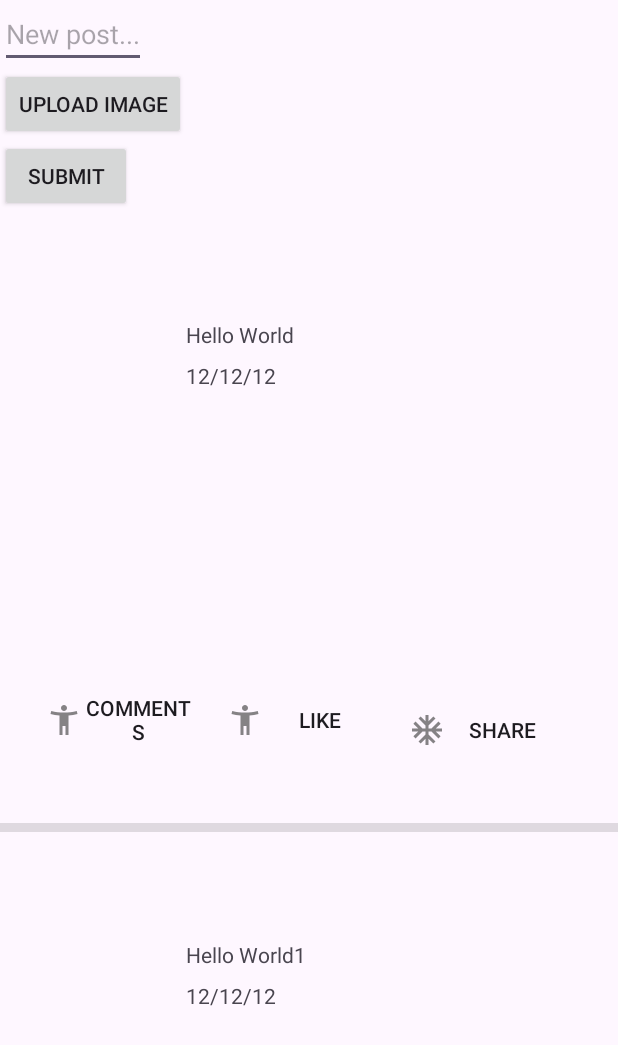
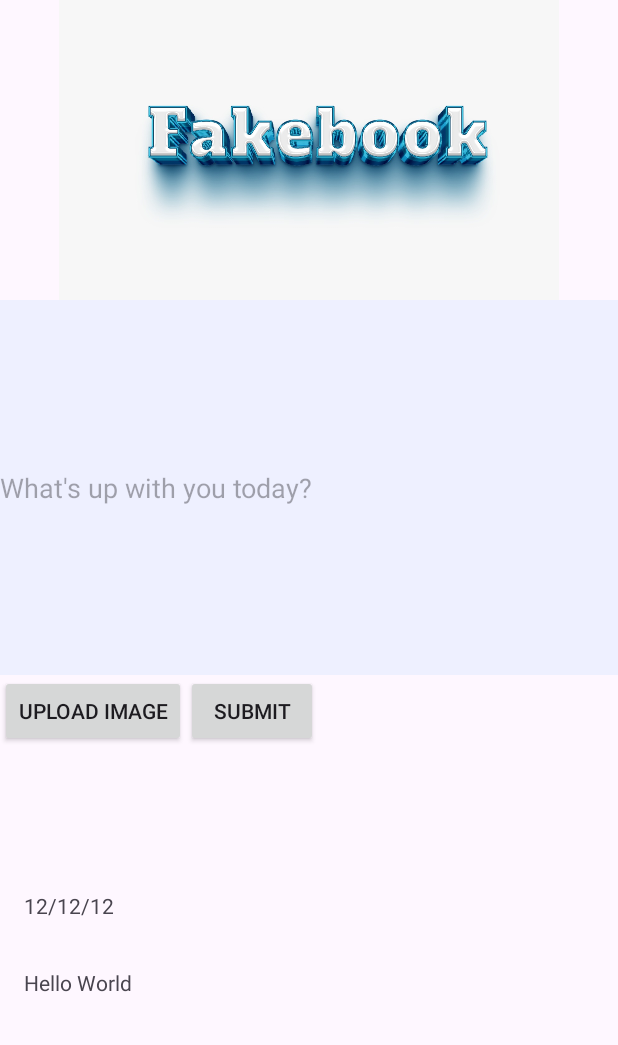
Before and after one commit to yuvalbarak8/Feed, an Android app: the screen it shows after launch (MainActivity), on a phone screen of 412 x 824 dp. Shown: the top 1045 px of the screen. Run offline under Robolectric (Android 15) with nearby library versions, the phone set to English and light mode, and no system bars.

Commit message:
fix comment problem and style

```diff
--- a/app/src/main/java/com/example/fakebook/FeedAdapter.java
+++ b/app/src/main/java/com/example/fakebook/FeedAdapter.java
@@ -1,15 +1,17 @@
 package com.example.fakebook;
-
-import static androidx.core.content.ContextCompat.startActivity;
 
 import android.app.Activity;
 import android.content.Intent;
+import android.text.Layout;
 import android.view.LayoutInflater;
 import android.view.View;
 import android.view.ViewGroup;
 import android.widget.BaseAdapter;
 import android.widget.Button;
+import android.widget.EditText;
 import android.widget.ImageView;
+import android.widget.LinearLayout;
+import android.widget.ListView;
 import android.widget.TextView;
 import android.widget.Toast;
 
@@ -21,16 +23,21 @@ public class FeedAdapter extends BaseAdapter {
     List<Post> posts;
     Activity activity;
 
-    private class ViewHolder{
+    private class ViewHolder {
         TextView name;
         TextView when;
         ImageView profile;
         ImageView img;
         Button comments;
+        ListView commentList;
+        LinearLayout comments_area;
+        Button new_comment_btn;
+        EditText new_comment_text;
+        TextView error_empty_comment;
     }
 
     public FeedAdapter(List<Post> posts, Activity activity) {
-        this.activity=activity;
+        this.activity = activity;
         this.posts = posts;
     }
 
@@ -49,8 +56,6 @@ public class FeedAdapter extends BaseAdapter {
         return 0;
     }
 
-    // ...
-
     @Override
     public View getView(int position, View convertView, ViewGroup parent) {
 
@@ -64,30 +69,44 @@ public class FeedAdapter extends BaseAdapter {
             viewHolder.profile = convertView.findViewById(R.id.feed_post_profile_img);
             viewHolder.img = convertView.findViewById(R.id.feed_post_img);
             viewHolder.comments = convertView.findViewById(R.id.comments_btn);
+            viewHolder.commentList = convertView.findViewById(R.id.commentsListView);
+            viewHolder.comments_area = convertView.findViewById(R.id.comments_area);
+            viewHolder.new_comment_btn = convertView.findViewById(R.id.new_comment_btn);
+            viewHolder.new_comment_text = convertView.findViewById(R.id.new_comment_text);
+            viewHolder.error_empty_comment = convertView.findViewById(R.id.error_comment);
 
             convertView.setTag(viewHolder);
         }
 
         Post p = posts.get(position);
         ViewHolder viewHolder = (ViewHolder) convertView.getTag();
-        viewHolder.name.setText(p.getName());
+        viewHolder.name.setText(p.getContent());
         viewHolder.when.setText(p.getWhen_posted());
         viewHolder.profile.setImageResource(p.getProfile_image());
         viewHolder.img.setImageResource(p.getImage());
+        CommentAdapter commentAdapter = new CommentAdapter(this.activity, p.getComments());
+        viewHolder.commentList.setAdapter(commentAdapter);
         viewHolder.comments.setOnClickListener(v -> {
-            Intent i = new Intent(activity,Comments_Page.class);
-            i.putExtra("current_comments",(Serializable)p.getComments());
-           activity.startActivity(i);
-        });
-
-        viewHolder.img.setOnClickListener(new View.OnClickListener() {
-            @Override
-            public void onClick(View v) {
-                Toast.makeText(v.getContext(), "Clicked on image", Toast.LENGTH_LONG).show();
+            if(viewHolder.comments_area.getVisibility()==View.GONE) {
+                viewHolder.comments_area.setVisibility(View.VISIBLE);
+            }
+            else {
+                viewHolder.comments_area.setVisibility(View.GONE);
             }
         });
-
+        viewHolder.new_comment_btn.setOnClickListener(v->
+        {
+            String text = viewHolder.new_comment_text.getText().toString();
+            if(!text.equals("")) {
+                p.add_comment(new Comment(text));
+                commentAdapter.notifyDataSetChanged();
+                viewHolder.error_empty_comment.setVisibility(View.GONE);
+                viewHolder.new_comment_text.setText("");
+            }
+            else {
+                viewHolder.error_empty_comment.setVisibility(View.VISIBLE);
+            }
+        });
         return convertView;
     }
-
 }
--- a/app/src/main/java/com/example/fakebook/MainActivity.java
+++ b/app/src/main/java/com/example/fakebook/MainActivity.java
@@ -1,11 +1,11 @@
 package com.example.fakebook;
 
-import androidx.appcompat.app.AppCompatActivity;
 import android.app.Activity;
 import android.content.Intent;
 import android.os.Bundle;
 import android.view.View;
 import android.widget.AdapterView;
+import android.widget.ArrayAdapter;
 import android.widget.Button;
 import android.widget.ListView;
 import android.widget.TextView;
@@ -14,36 +14,35 @@ import android.widget.Toast;
 import java.io.Serializable;
 import java.util.ArrayList;
 import java.util.List;
+import java.util.concurrent.atomic.AtomicInteger;
 
 public class MainActivity extends Activity {
-
-    private static final int COMMENTS_REQUEST_CODE = 1;
-    List<Post> posts;
+    private List<Post> posts;
 
     @Override
     protected void onCreate(Bundle savedInstanceState) {
         super.onCreate(savedInstanceState);
         setContentView(R.layout.activity_main);
-        posts = generatePosts();
-        FeedAdapter feedAdapter = new FeedAdapter(posts,this);
+
+        this.posts = generatePosts();
+        FeedAdapter feedAdapter = new FeedAdapter(this.posts, this);
         ListView lst = findViewById(R.id.lstFeed);
         lst.setAdapter(feedAdapter);
-
-        lst.setOnItemClickListener(new AdapterView.OnItemClickListener() {
-            @Override
-            public void onItemClick(AdapterView<?> parent, View view, int position, long id) {
-                Post clickedPost = (Post) parent.getItemAtPosition(position);
-                Toast.makeText(MainActivity.this, clickedPost.getName(), Toast.LENGTH_LONG).show();
-            }
-        });
-
+        TextView error_post = findViewById(R.id.error_empty_post);
         Button submit = findViewById(R.id.submit_btn);
         submit.setOnClickListener(view -> {
             TextView new_post = findViewById(R.id.new_post);
             String post_content = new_post.getText().toString();
-            Post post = new Post(post_content, "12/12/13", 1, 2);
-            posts.add(0, post);
-            feedAdapter.notifyDataSetChanged();
+            if(!post_content.equals("")) {
+                Post post = new Post(post_content, "12/12/13", 1, 2);
+                posts.add(0, post);
+                error_post.setVisibility(View.GONE);
+                feedAdapter.notifyDataSetChanged();
+                new_post.setText("");
+            }
+            else {
+                error_post.setVisibility(View.VISIBLE);
+            }
         });
     }
 
@@ -59,22 +58,4 @@ public class MainActivity extends Activity {
         posts.add(test3);
         return posts;
     }
-
-    @Override
-    protected void onActivityResult(int requestCode, int resultCode, Intent data) {
-        super.onActivityResult(requestCode, resultCode, data);
-
-        if (requestCode == COMMENTS_REQUEST_CODE && resultCode == RESULT_OK) {
-            // Retrieve data from the comments page
-            String comment = data.getStringExtra("comment");
-
-            // Update the corresponding post with the comment
-            if (comment != null && !comment.isEmpty()) {
-                posts.get(0).setName(posts.get(0).getName() + "\nComment: " + comment);
-            }
-
-            // Update the adapter to reflect the changes
-            ((FeedAdapter) ((ListView) findViewById(R.id.lstFeed)).getAdapter()).notifyDataSetChanged();
-        }
-    }
 }
--- a/app/src/main/java/com/example/fakebook/Post.java
+++ b/app/src/main/java/com/example/fakebook/Post.java
@@ -5,53 +5,49 @@ import java.util.List;
 
 public class Post {
 
-    String name;
-    String when_posted;
-    int profile_image;
-    int image;
+    private String content;
+    private String when_posted;
+    private int profile_image;
+    private int image;
+    private List<Comment> comments;
 
-    public void setComments(List<Comment> comments) {
-        this.comments = comments;
-    }
-
-    List<Comment> comments;
-
-    public Post(String name, String when_posted, int profile_image, int image) {
-        this.name = name;
+    public Post(String content, String when_posted, int profile_image, int image) {
+        this.content = content;
         this.when_posted = when_posted;
         this.profile_image = profile_image;
         this.image = image;
         this.comments = new ArrayList<>();
     }
-    public String getName() {
-        return name;
+
+    public String getContent() {
+        return this.content;
     }
 
     public String getWhen_posted() {
-        return when_posted;
+        return this.when_posted;
     }
 
     public int getProfile_image() {
-        return profile_image;
+        return this.profile_image;
     }
 
     public int getImage() {
-        return image;
+        return this.image;
     }
-    public void select()
-    {
-        name = this.name + "selected";
-    }
-    public void add_comment(Comment comment)
-    {
+    public void add_comment(Comment comment) {
         this.comments.add(comment);
     }
 
-    public void setName(String s) {
-        this.name=s;
+    public void setContent(String content) {
+        this.content = content;
     }
+
 
     public List<Comment> getComments() {
         return this.comments;
     }
+
+    public void setComments(List<Comment> updatedCommentsList) {
+        this.comments = updatedCommentsList;
+    }
 }
--- a/app/src/main/res/layout/activity_main.xml
+++ b/app/src/main/res/layout/activity_main.xml
@@ -15,23 +15,38 @@
         app:layout_constraintStart_toStartOf="parent"
         app:layout_constraintTop_toTopOf="parent">
 
+        <ImageView
+            android:layout_width="match_parent"
+            android:layout_height="200dp"
+            android:src="@drawable/icon2" />
+
         <EditText
             android:id="@+id/new_post"
+            android:background="@color/material_dynamic_primary95"
+            android:layout_width="match_parent"
+            android:layout_height="250dp"
+            android:hint="What's up with you today?" />
+        <TextView
             android:layout_width="wrap_content"
             android:layout_height="wrap_content"
-            android:hint="New post..." />
+            android:text="please write something"
+            android:visibility="gone"
+            android:id="@+id/error_empty_post"/>
+        <LinearLayout
+            android:layout_width="match_parent"
+            android:layout_height="wrap_content"
+            android:orientation="horizontal">
         <Button
             android:layout_width="wrap_content"
             android:layout_height="wrap_content"
             android:text="Upload Image"
             android:id="@+id/upload_img_btn"/>
-
-
         <Button
             android:id="@+id/submit_btn"
             android:layout_width="wrap_content"
             android:layout_height="wrap_content"
             android:text="Submit" />
+        </LinearLayout>
     </LinearLayout>
 
     <LinearLayout
--- a/app/src/main/res/layout/feed_post_layout.xml
+++ b/app/src/main/res/layout/feed_post_layout.xml
@@ -6,12 +6,21 @@
     android:layout_width="match_parent"
     android:layout_height="match_parent">
 
+    <LinearLayout
+        android:layout_width="match_parent"
+        android:layout_height="match_parent"
+        android:orientation="vertical"
+        app:layout_constraintBottom_toBottomOf="parent"
+        app:layout_constraintTop_toTopOf="parent"
+        app:layout_constraintVertical_bias="0.166"
+        tools:layout_editor_absoluteX="51dp">
+
         <ImageView
             android:id="@+id/feed_post_profile_img"
             android:layout_width="60dp"
             android:layout_height="60dp"
-        android:layout_marginStart="48dp"
-        android:layout_marginTop="68dp"
+            android:layout_marginStart="136dp"
+            android:layout_marginTop="24dp"
             app:layout_constraintStart_toStartOf="parent"
             app:layout_constraintTop_toTopOf="parent"
             app:srcCompat="@mipmap/ic_launcher_round" />
@@ -21,7 +30,7 @@
             android:layout_width="wrap_content"
             android:layout_height="wrap_content"
             android:layout_marginStart="16dp"
-        android:layout_marginTop="8dp"
+            android:layout_marginTop="12dp"
             android:text="TextView"
             app:layout_constraintStart_toEndOf="@+id/feed_post_profile_img"
             app:layout_constraintTop_toBottomOf="@+id/feed_post_name" />
@@ -31,7 +40,7 @@
             android:layout_width="wrap_content"
             android:layout_height="wrap_content"
             android:layout_marginStart="16dp"
-        android:layout_marginTop="72dp"
+            android:layout_marginTop="32dp"
             android:text="TextView"
             app:layout_constraintStart_toEndOf="@+id/feed_post_profile_img"
             app:layout_constraintTop_toTopOf="parent" />
@@ -44,9 +53,10 @@
             android:scaleType="fitXY"
             app:layout_constraintBottom_toBottomOf="parent"
             app:layout_constraintEnd_toEndOf="parent"
+            app:layout_constraintHorizontal_bias="0.533"
             app:layout_constraintStart_toStartOf="parent"
             app:layout_constraintTop_toTopOf="parent"
-        app:layout_constraintVertical_bias="0.456" />
+            app:layout_constraintVertical_bias="0.197" />
 
         <LinearLayout
             android:id="@+id/linearLayout"
@@ -55,13 +65,14 @@
             android:orientation="horizontal"
             app:layout_constraintBottom_toBottomOf="parent"
             app:layout_constraintEnd_toEndOf="parent"
-        app:layout_constraintHorizontal_bias="0.408"
+            app:layout_constraintHorizontal_bias="0.666"
             app:layout_constraintStart_toStartOf="parent"
             app:layout_constraintTop_toTopOf="parent"
-        app:layout_constraintVertical_bias="0.891">
+            app:layout_constraintVertical_bias="0.731">
 
             <Button
-            android:layout_width="0dp"
+                android:id="@+id/comments_btn"
+                android:layout_width="82dp"
                 android:layout_height="match_parent"
                 android:layout_margin="5dp"
                 android:layout_weight="1"
@@ -69,11 +80,10 @@
                 android:drawableLeft="@drawable/ic_like"
                 android:focusable="false"
                 android:padding="5dp"
-            android:id="@+id/comments_btn"
                 android:text="@string/comments" />
 
             <Button
-            android:layout_width="0dp"
+                android:layout_width="106dp"
                 android:layout_height="match_parent"
                 android:layout_margin="5dp"
                 android:layout_weight="1"
@@ -83,17 +93,41 @@
                 android:padding="5dp"
                 android:text="Like" />
 
-        <Button
-            android:layout_width="0dp"
-            android:layout_height="64dp"
+        </LinearLayout>
+        <LinearLayout
+            android:id="@+id/comments_area"
+            android:layout_width="match_parent"
+            android:layout_height="wrap_content"
             android:layout_margin="5dp"
             android:layout_weight="1"
-            android:background="@android:color/transparent"
-            android:drawableLeft="@drawable/ic_share"
-            android:focusable="false"
-            android:padding="5dp"
-            android:text="share" />
-
+            android:visibility="gone"
+            android:orientation="vertical">
+            <EditText
+                android:layout_width="match_parent"
+                android:id="@+id/new_comment_text"
+                android:layout_height="150dp"
+                android:layout_weight="1"
+                android:hint="new comment..." />
+            <Button
+                android:layout_width="300dp"
+                android:layout_height="50dp"
+                android:text="New Comment"
+                android:id="@+id/new_comment_btn"/>
+            <TextView
+                android:layout_width="wrap_content"
+                android:layout_height="wrap_content"
+                android:visibility="gone"
+                android:text="please write something"
+                android:id="@+id/error_comment"/>
+            <ListView
+                android:id="@+id/commentsListView"
+                android:layout_width="match_parent"
+                android:layout_height="100dp"
+                android:layout_margin="5dp"
+                android:layout_weight="1" />
+        </LinearLayout>
     </LinearLayout>
 
+
+
 </androidx.constraintlayout.widget.ConstraintLayout>
```
Also changed, not shown: app/src/main/java/com/example/fakebook/Comment.java (+5 -5 lines), app/src/main/java/com/example/fakebook/CommentAdapter.java (+6 -3 lines), app/src/main/java/com/example/fakebook/Comments_Page.java (deleted, +0 -60 lines), app/src/main/res/drawable/icon.jpg (added), app/src/main/res/drawable/icon2.jpg (added), app/src/main/res/drawable/unnamed.png (added). Lines whose indentation alone changed are shown as unchanged.
